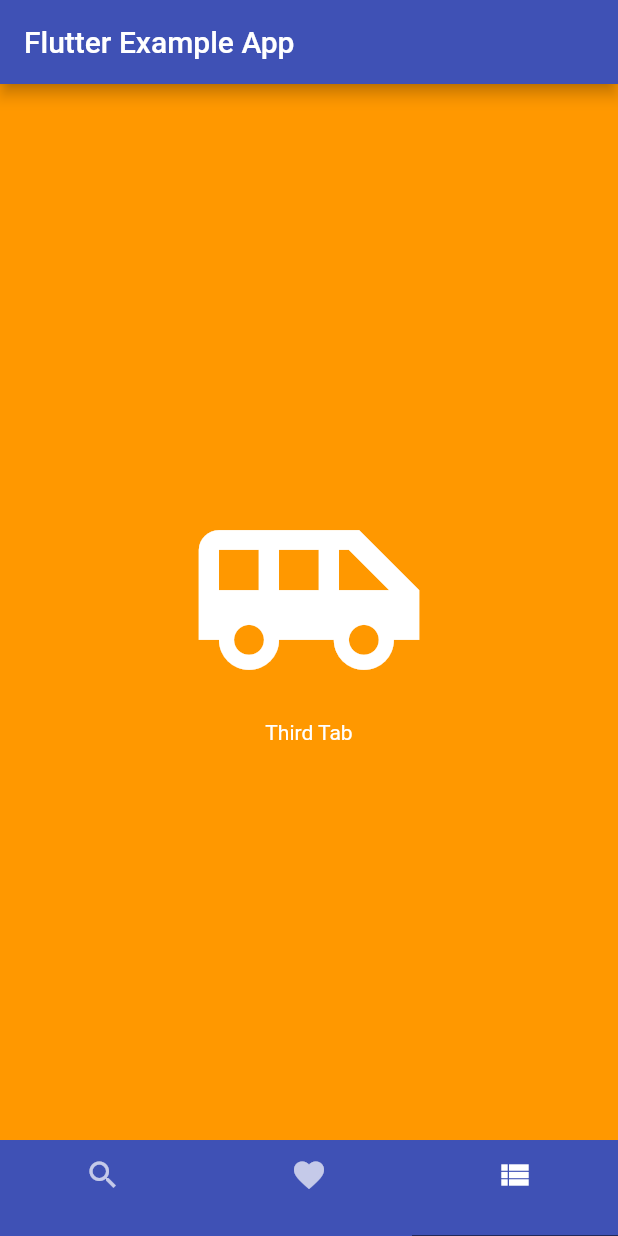
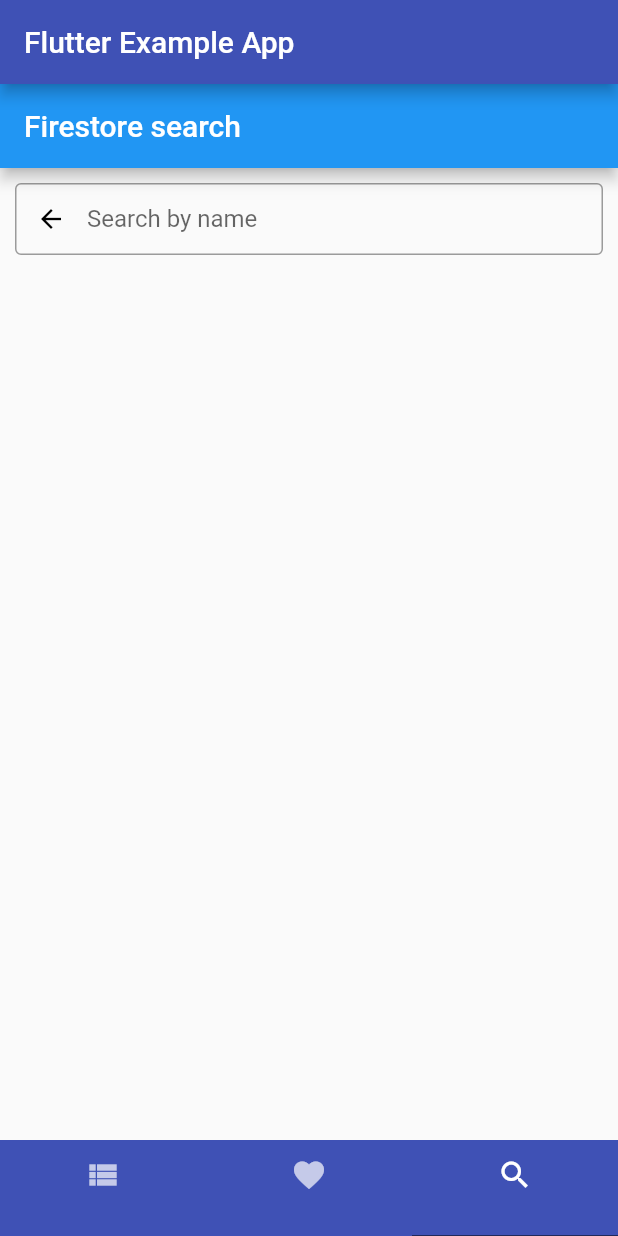
Before and after one commit to Ismaestro/flutter-example-app, a Flutter app: the screen it shows after launch, item 3 of the bottom bar chosen, on a phone screen of 412 x 824 dp. Run offline on Flutter 3.47's test engine with Material 2 defaults, Android fonts, the phone set to English and light mode, and no system bars; our stand-ins replace cloud_firestore; accounts and stored records are empty.

```diff
--- a/lib/main.dart
+++ b/lib/main.dart
@@ -51,7 +51,7 @@ class MyHomeState extends State<MyHome> with SingleTickerProviderStateMixin {
         backgroundColor: Color(0xFF3f51b5),
       ),
       body: new TabBarView(
-        children: <Widget>[new FirstTab(), new SecondTab(), new ThirdTab()],
+        children: <Widget>[new FirstTab(), new SecondTab(), new MyHomePage()],
         controller: controller,
       ),
       bottomNavigationBar: new Material(
@@ -59,13 +59,13 @@ class MyHomeState extends State<MyHome> with SingleTickerProviderStateMixin {
         child: new TabBar(
             tabs: <Tab>[
               new Tab(
-                icon: new Icon(Icons.search),
+                icon: new Icon(Icons.view_list),
               ),
               new Tab(
                 icon: new Icon(Icons.favorite),
               ),
               new Tab(
-                icon: new Icon(Icons.view_list),
+                icon: new Icon(Icons.search),
               ),
             ],
             controller: controller,
--- a/lib/tabs/third.dart
+++ b/lib/tabs/third.dart
@@ -1,29 +1,106 @@
 import 'package:flutter/material.dart';
+import 'package:cloud_firestore/cloud_firestore.dart';
 
-class ThirdTab extends StatelessWidget {
+class MyHomePage extends StatefulWidget {
+  @override
+  ThirdTab createState() => new ThirdTab();
+}
+
+class ThirdTab extends State<MyHomePage> {
+  var queryResultSet = [];
+  var tempSearchStore = [];
+
+  initiateSearch(value) {
+    if (value.length == 0) {
+      setState(() {
+        queryResultSet = [];
+        tempSearchStore = [];
+      });
+    }
+
+    var capitalizedValue =
+        value.substring(0, 1).toUpperCase() + value.substring(1);
+
+    if (queryResultSet.length == 0 && value.length == 1) {
+      SearchService().searchByName(value).then((QuerySnapshot docs) {
+        for (int i = 0; i < docs.documents.length; ++i) {
+          queryResultSet.add(docs.documents[i].data);
+        }
+      });
+    } else {
+      tempSearchStore = [];
+      queryResultSet.forEach((element) {
+        if (element['name'].startsWith(capitalizedValue)) {
+          setState(() {
+            tempSearchStore.add(element);
+          });
+        }
+      });
+    }
+  }
+
   @override
   Widget build(BuildContext context) {
     return new Scaffold(
-      backgroundColor: Colors.orange,
-      body: new Container(
-        child: new Center(
-          child: new Column(
-            // center the children
-            mainAxisAlignment: MainAxisAlignment.center,
-            children: <Widget>[
-              new Icon(
-                Icons.airport_shuttle,
-                size: 160.0,
-                color: Colors.white,
-              ),
-              new Text(
-                "Third Tab",
-                style: new TextStyle(color: Colors.white),
-              )
-            ],
+        appBar: new AppBar(
+          title: Text('Firestore search'),
+        ),
+        body: ListView(children: <Widget>[
+          Padding(
+            padding: const EdgeInsets.all(10.0),
+            child: TextField(
+              onChanged: (val) {
+                initiateSearch(val);
+              },
+              decoration: InputDecoration(
+                  prefixIcon: IconButton(
+                    color: Colors.black,
+                    icon: Icon(Icons.arrow_back),
+                    iconSize: 20.0,
+                    onPressed: () {},
+                  ),
+                  contentPadding: EdgeInsets.only(left: 25.0),
+                  hintText: 'Search by name',
+                  border: OutlineInputBorder(
+                      borderRadius: BorderRadius.circular(4.0))),
+            ),
           ),
-        ),
-      ),
-    );
+          SizedBox(height: 10.0),
+          GridView.count(
+              padding: EdgeInsets.only(left: 10.0, right: 10.0),
+              crossAxisCount: 2,
+              crossAxisSpacing: 4.0,
+              mainAxisSpacing: 4.0,
+              primary: false,
+              shrinkWrap: true,
+              children: tempSearchStore.map((element) {
+                return buildResultCard(element);
+              }).toList())
+        ]));
   }
 }
+
+Widget buildResultCard(data) {
+  return Card(
+      shape: RoundedRectangleBorder(borderRadius: BorderRadius.circular(10.0)),
+      elevation: 2.0,
+      child: Container(
+          child: Center(
+              child: Text(
+        data['name'],
+        textAlign: TextAlign.center,
+        style: TextStyle(
+          color: Colors.black,
+          fontSize: 20.0,
+        ),
+      ))));
+}
+
+class SearchService {
+  searchByName(String searchField) {
+
+    return Firestore.instance
+        .collection('heroes')
+        .getDocuments();
+  }
+}
--- a/pubspec.yaml
+++ b/pubspec.yaml
@@ -13,6 +13,7 @@ dependencies:
   intl:
   intl_translation:
   cupertino_icons: ^0.1.2
+  cloud_firestore: ^0.8.2+3
 
 dev_dependencies:
   flutter_test:
```
Also changed, not shown: lib/tabs/first.dart (+23 -24 lines), lib/tabs/second.dart (+24 -21 lines), 7 other files.
